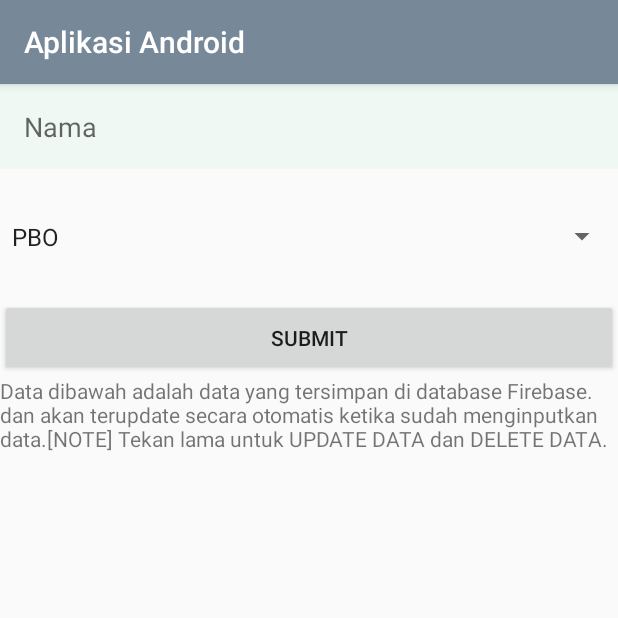
After one commit to ignatiojulian/Pemrograman_Android, an Android app: the Main2Activity screen opened directly, with no data from a screen before it, on a phone screen of 412 x 824 dp, the top half of it. The commit adds this screen. Run offline under Robolectric (Android 15) with nearby library versions, the phone set to English and light mode, and no system bars; our stand-ins replace Firebase (no records; nobody signed in at launch, a user with empty details on screens opened directly).

```diff
--- a/app/build.gradle
+++ b/app/build.gradle
@@ -1,4 +1,5 @@
 apply plugin: 'com.android.application'
+apply plugin: 'com.google.gms.google-services'
 
 android {
     compileSdkVersion 28
@@ -23,6 +24,7 @@ dependencies {
     implementation 'androidx.appcompat:appcompat:1.0.2'
     implementation 'androidx.constraintlayout:constraintlayout:1.1.3'
     implementation 'androidx.legacy:legacy-support-v4:1.0.0'
+    implementation 'com.google.firebase:firebase-database:16.0.4'
     testImplementation 'junit:junit:4.12'
     androidTestImplementation 'androidx.test:runner:1.2.0'
     androidTestImplementation 'androidx.test.espresso:espresso-core:3.2.0'
--- a/app/src/main/AndroidManifest.xml
+++ b/app/src/main/AndroidManifest.xml
@@ -9,7 +9,11 @@
         android:roundIcon="@mipmap/ic_launcher_round"
         android:supportsRtl="true"
         android:theme="@style/AppTheme">
-        <activity android:name=".add"></activity>
+        <activity android:name=".Main2Activity"></activity>
+        <activity android:name=".Request" />
+        <activity android:name=".firebase" />
+        <activity android:name=".CRUDFirebase" />
+        <activity android:name=".add" />
         <activity android:name=".AboutActivity" />
         <activity android:name=".HomeActivity" />
         <activity android:name=".row" />
--- /dev/null
+++ b/app/src/main/java/com/katouji/project_dummy/DosenList.java
@@ -0,0 +1,43 @@
+package com.katouji.project_dummy;
+
+import android.app.Activity;
+import android.view.LayoutInflater;
+import android.view.View;
+import android.view.ViewGroup;
+import android.widget.ArrayAdapter;
+import android.widget.TextView;
+
+import androidx.annotation.NonNull;
+import androidx.annotation.Nullable;
+
+import java.util.List;
+
+public class DosenList extends ArrayAdapter<Data> {
+
+    private Activity context;
+    private List<Data> dosenList;
+
+    public DosenList(Activity context, List<Data> dosenList) {
+        super(context,R.layout.list_layout, dosenList);
+        this.context = context;
+        this.dosenList = dosenList;
+    }
+
+    @NonNull
+    @Override
+    public View getView(int position,View convertView,ViewGroup parent) {
+        LayoutInflater inflater = context.getLayoutInflater();
+
+        View listViewItem = inflater.inflate(R.layout.list_layout,null,true);
+
+        TextView textViewNama = (TextView) listViewItem.findViewById(R.id.textViewName);
+        TextView textViewMatkul = (TextView) listViewItem.findViewById(R.id.textViewMatkul);
+
+        Data data = dosenList.get(position);
+
+        textViewNama.setText(data.getNama());
+        textViewMatkul.setText(data.matakuliah);
+
+        return listViewItem;
+    }
+}
--- /dev/null
+++ b/app/src/main/java/com/katouji/project_dummy/Main2Activity.java
@@ -0,0 +1,203 @@
+package com.katouji.project_dummy;
+
+import androidx.annotation.NonNull;
+import androidx.appcompat.app.AlertDialog;
+import androidx.appcompat.app.AppCompatActivity;
+
+import android.os.Bundle;
+import android.text.TextUtils;
+import android.view.LayoutInflater;
+import android.view.View;
+import android.widget.Adapter;
+import android.widget.AdapterView;
+import android.widget.Button;
+import android.widget.EditText;
+import android.widget.ListView;
+import android.widget.Spinner;
+import android.widget.TextView;
+import android.widget.Toast;
+
+import com.google.firebase.database.DataSnapshot;
+import com.google.firebase.database.DatabaseError;
+import com.google.firebase.database.DatabaseReference;
+import com.google.firebase.database.FirebaseDatabase;
+import com.google.firebase.database.ValueEventListener;
+
+import java.util.ArrayList;
+import java.util.List;
+
+public class Main2Activity extends AppCompatActivity {
+
+    EditText etnama;
+    Button btnsubmit;
+    Spinner spinnermatkul;
+
+    DatabaseReference database;
+
+    ListView listViewDosen;
+
+    List<Data> dosenList;
+
+    @Override
+    protected void onCreate(Bundle savedInstanceState) {
+        super.onCreate(savedInstanceState);
+        setContentView(R.layout.activity_main2);
+
+        database = FirebaseDatabase.getInstance().getReference("dosen");
+
+        etnama = (EditText) findViewById(R.id.nama);
+        btnsubmit = (Button) findViewById(R.id.submit);
+        spinnermatkul = (Spinner) findViewById(R.id.spinner2);
+
+
+        listViewDosen = (ListView) findViewById(R.id.listViewDosen);
+
+        dosenList = new ArrayList<>();
+
+        btnsubmit.setOnClickListener(new View.OnClickListener() {
+            @Override
+            public void onClick(View view) {
+                addData();
+            }
+        });
+
+
+
+//        listViewDosen.setOnLongClickListener(new AdapterView.OnItemLongClickListener() {
+//            @Override
+//            public boolean onItemLongClick(AdapterView<?> adapterView,View view, int i, long l){
+//
+//                Data data = dosenList.get(i);
+//                showUpdateDialog(data.getId(),data.getNama());
+//                return false;
+//            }
+//        });
+        listViewDosen.setOnItemLongClickListener (new AdapterView.OnItemLongClickListener() {
+            public boolean onItemLongClick(AdapterView parent, View view, int position, long id) {
+                Data data = dosenList.get(position);
+                showUpdateDialog(data.getId(),data.getNama());
+                return false;
+            }
+        });
+
+
+    }
+
+
+    @Override
+    protected void onStart() {
+        super.onStart();
+
+        database.addValueEventListener(new ValueEventListener() {
+            @Override
+            public void onDataChange(@NonNull DataSnapshot dataSnapshot) {
+
+                dosenList.clear();
+
+                for(DataSnapshot dataSnapshot1 : dataSnapshot.getChildren()){
+                    Data data = dataSnapshot1.getValue(Data.class);
+
+                    dosenList.add(data);
+                }
+
+                DosenList adapter = new DosenList(Main2Activity.this,dosenList);
+                listViewDosen.setAdapter(adapter);
+            }
+
+            @Override
+            public void onCancelled(@NonNull DatabaseError databaseError) {
+
+            }
+        });
+
+    }
+    //update
+    private void showUpdateDialog(final String id, String namaDosen){
+        AlertDialog.Builder dialogBuilder = new AlertDialog.Builder(this);
+
+        LayoutInflater inflater = getLayoutInflater();
+        final View dialogView = inflater.inflate(R.layout.update_dialog,null);
+
+        dialogBuilder.setView(dialogView);
+        final TextView textViewNama = (TextView) dialogView.findViewById(R.id.textViewNama);
+        final EditText editTextNama = (EditText) dialogView.findViewById(R.id.editTextNama);
+        final Button buttonUpdate = (Button) dialogView.findViewById(R.id.buttonUpdate);
+        final Spinner spinnerUpdate = (Spinner) findViewById(R.id.spinnerUpdate);
+        final Button buttonDelete = (Button) dialogView.findViewById(R.id.buttonDelete);
+
+
+        dialogBuilder.setTitle("Update Data "+namaDosen);
+
+        final AlertDialog alertDialog = dialogBuilder.create();
+        alertDialog.show();
+
+
+        buttonUpdate.setOnClickListener(new View.OnClickListener() {
+            @Override
+            public void onClick(View view) {
+                String nama = editTextNama.getText().toString().trim();
+                String matkul = spinnermatkul.getSelectedItem().toString();
+
+                if(TextUtils.isEmpty(nama)) {
+                    editTextNama.setError("Nama harus diisi");
+                    return;
+                }
+                updateDosenList(id,nama,matkul);
+                alertDialog.dismiss();
+
+            }
+        });
+
+        buttonDelete.setOnClickListener(new View.OnClickListener(){
+
+            @Override
+            public void onClick(View view) {
+                deleteData(id);
+            }
+        });
+
+
+    }
+
+
+    //delete
+    private void deleteData(String id) {
+
+        DatabaseReference deleteData = FirebaseDatabase.getInstance().getReference("dosen").child(id);
+        deleteData.removeValue();
+
+        Toast.makeText(this, "Data sudah dihapus", Toast.LENGTH_SHORT).show();
+
+    }
+
+    //update
+    private boolean updateDosenList(String id, String nama, String matkul){
+
+        DatabaseReference databaseReference = FirebaseDatabase.getInstance().getReference("dosen").child(id);
+
+        Data data = new Data(id,nama,matkul);
+
+        databaseReference.setValue(data);
+        Toast.makeText(this, "Data berhasil diupdate", Toast.LENGTH_LONG).show();
+        return true;
+    }
+
+
+    //add
+    private void addData(){
+        String nama = etnama.getText().toString().trim();
+        String matakuliah = spinnermatkul.getSelectedItem().toString();
+
+
+        if(!TextUtils.isEmpty(nama)) {
+
+            String id = database.push().getKey();
+
+            Data data = new Data(id,nama,matakuliah);
+            database.child(id).setValue(data);
+            Toast.makeText(this,"Nama dan Matakuliah Berhasil diInputkan", Toast.LENGTH_LONG).show();
+        } else {
+            Toast.makeText(this, "Anda harus memasukan nama", Toast.LENGTH_LONG).show();
+        }
+    }
+}
--- a/app/src/main/res/layout/activity_about.xml
+++ b/app/src/main/res/layout/activity_about.xml
@@ -6,7 +6,7 @@
     android:paddingRight="16dp" >
 
     <EditText
-        android:id="@+id/name"
+        android:id="@+id/nama"
         android:layout_width="match_parent"
         android:layout_height="wrap_content"
         android:text="Tulis About" />
--- a/app/src/main/res/layout/activity_main.xml
+++ b/app/src/main/res/layout/activity_main.xml
@@ -42,10 +42,10 @@
             android:text="LOGIN" />
 
         <TextView
-            android:id="@+id/textView"
+            android:id="@+id/textViewMatkul"
             android:layout_width="wrap_content"
             android:layout_height="wrap_content"
-            android:text="Not a member? Sign up now." />
+            android:text="Not a member? Sign up now.[Email and Password fill whatever you write]" />
 
 
 
--- /dev/null
+++ b/app/src/main/res/layout/activity_main2.xml
@@ -0,0 +1,45 @@
+<?xml version="1.0" encoding="utf-8"?>
+<LinearLayout xmlns:android="http://schemas.android.com/apk/res/android"
+    android:orientation="vertical" android:layout_width="match_parent"
+    android:layout_height="match_parent">
+
+    <EditText
+        android:id="@+id/nama"
+        android:layout_width="match_parent"
+        android:layout_height="wrap_content"
+        android:background="#f8eff8f3"
+        android:hint="Nama "
+        android:padding="16dp" />
+
+
+    <Spinner
+        android:id="@+id/spinner2"
+        android:layout_width="match_parent"
+        android:layout_height="51dp"
+        android:layout_below="@+id/nama"
+        android:layout_marginTop="19dp"
+        android:entries="@array/matakuliah" />
+
+    <Button
+        android:id="@+id/submit"
+        android:layout_width="match_parent"
+        android:layout_height="wrap_content"
+        android:layout_below="@+id/spinner2"
+        android:layout_centerHorizontal="true"
+        android:layout_marginTop="16dp"
+        android:padding="16dp"
+        android:text="submit" />
+
+    <TextView
+        android:id="@+id/textView"
+        android:layout_width="match_parent"
+        android:layout_height="wrap_content"
+        android:text="Data dibawah adalah data yang tersimpan di database Firebase. dan akan terupdate secara otomatis ketika sudah menginputkan data.[NOTE] Tekan lama untuk UPDATE DATA dan DELETE DATA." />
+
+    <ListView
+        android:id="@+id/listViewDosen"
+        android:layout_width="match_parent"
+        android:layout_height="match_parent" />
+
+
+</LinearLayout>
--- a/app/src/main/res/values/strings.xml
+++ b/app/src/main/res/values/strings.xml
@@ -2,5 +2,11 @@
     <string name="app_name">Aplikasi Android</string>
 
     <!-- TODO: Remove or change this placeholder text -->
-    <string name="hello_blank_fragment">Hello blank fragment</string>
+    <array name="matakuliah">
+        <item>PBO</item>
+        <item>Algoritma</item>
+        <item>Jaringan Komputer</item>
+        <item>IMK</item>
+        <item>PCD</item>
+    </array>
 </resources>
--- a/build.gradle
+++ b/build.gradle
@@ -8,6 +8,7 @@ buildscript {
     }
     dependencies {
         classpath 'com.android.tools.build:gradle:3.5.0'
+        classpath 'com.google.gms:google-services:4.2.0'
 
         // NOTE: Do not place your application dependencies here; they belong
         // in the individual module build.gradle files
```
Also changed, not shown: app/src/main/java/com/katouji/project_dummy/Data.java (added, +30 -0 lines), app/src/main/java/com/katouji/project_dummy/HomeActivity.java (+27 -9 lines), app/src/main/res/layout/activity_home.xml (+9 -6 lines), app/src/main/res/layout/list_layout.xml (added, +18 -0 lines), app/src/main/res/layout/update_dialog.xml (added, +40 -0 lines), 1050 other files.
